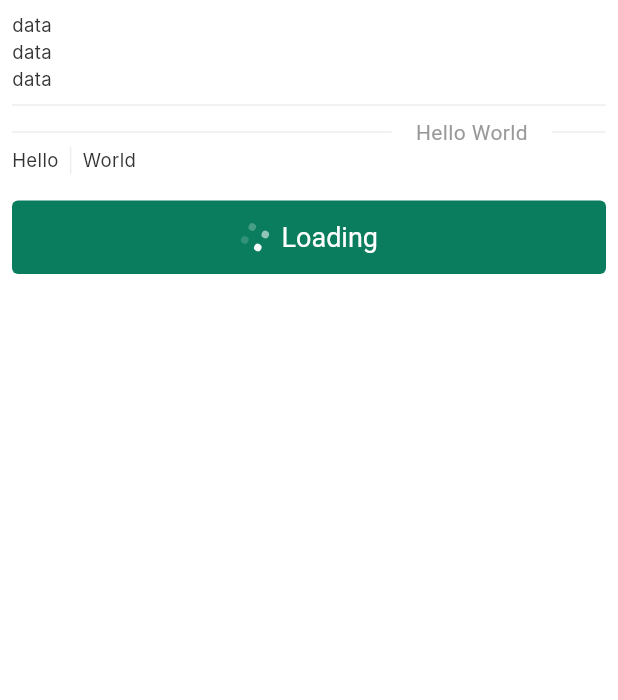
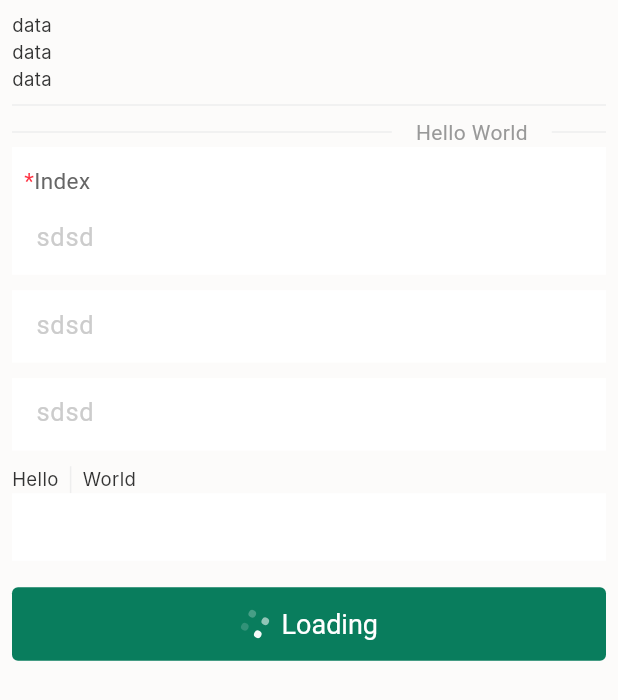
Before and after one commit to ishafiul/flutter_with_graphql, a Flutter app: the HomePage screen opened by its route, on a phone screen of 412 x 824 dp. Shown: the top 700 px of the screen. Run offline on Flutter 3.47's test engine with Material 3 defaults, Android fonts, the phone set to English and light mode, and no system bars; our stand-ins replace bloc, dio, flutter_bloc, flutter_hooks, flutter_screenutil, freezed_annotation and 12 more; accounts and stored records are empty; generated files the repository leaves out were written again; Roboto replaces fonts that are missing (Arial, Inter, SimSun).

```diff
--- a/task_craft/lib/core/widgets/input.dart
+++ b/task_craft/lib/core/widgets/input.dart
@@ -4,7 +4,7 @@ import 'package:task_craft/core/config/custom_icons_icons.dart';
 class TextInputField extends StatefulWidget {
   const TextInputField({
     super.key,
-    required this.controller,
+    this.controller,
     this.placeholder,
     this.validator,
     this.disabled = true,
@@ -19,7 +19,7 @@ class TextInputField extends StatefulWidget {
   });
 
   final String? Function(String? value)? validator;
-  final TextEditingController controller;
+  final TextEditingController? controller;
   final String? placeholder;
   final String? initialValue;
   final bool disabled;
--- a/task_craft/lib/core/widgets/scaffold_bottom_sheet.dart
+++ b/task_craft/lib/core/widgets/scaffold_bottom_sheet.dart
@@ -159,7 +159,7 @@ class _StickyScaffoldBottomSheetState extends State<StickyScaffoldBottomSheet> {
               child: ListView(
                 controller: scrollController,
                 children: widget.minimizeWidgets ?? const [SizedBox()],
-              )
+              ),
             );
           }
           return Container(
@@ -169,7 +169,7 @@ class _StickyScaffoldBottomSheetState extends State<StickyScaffoldBottomSheet> {
             child: ListView(
               controller: scrollController,
               children: widget.maximizeWidgets ?? const [SizedBox()],
-              )
+            ),
           );
         },
       ),
--- a/task_craft/lib/module/home/presentation/home_page.dart
+++ b/task_craft/lib/module/home/presentation/home_page.dart
@@ -1,62 +1,110 @@
 import 'package:flutter/material.dart';
+import 'package:flutter_hooks/flutter_hooks.dart';
 import 'package:flutter_screenutil/flutter_screenutil.dart';
+import 'package:task_craft/core/widgets/bottom_sheet/scrollable_bottom_sheet.dart';
 import 'package:task_craft/core/widgets/button/button.dart';
 import 'package:task_craft/core/widgets/button/enums.dart';
 import 'package:task_craft/core/widgets/devider/divider.dart';
 import 'package:task_craft/core/widgets/devider/divider_base.dart';
 import 'package:task_craft/core/widgets/devider/text_divider.dart';
+import 'package:task_craft/core/widgets/input.dart';
 import 'package:task_craft/core/widgets/spinner/fade_dots.dart';
 
-class HomePage extends StatelessWidget {
+final _formKey = GlobalKey<FormState>();
+
+class HomePage extends HookWidget {
   const HomePage({super.key});
 
   @override
   Widget build(BuildContext context) {
+    final controller = useTextEditingController();
     return Scaffold(
-      backgroundColor: Colors.white,
+      backgroundColor: const Color(0xfffcfbfa),
       body: Padding(
         padding: const EdgeInsets.all(8.0),
+        child: Form(
+          key: _formKey,
           child: ListView(
             children: [
-            Text("data"),
-            Text("data"),
-            Text("data"),
+              const Text("data"),
+              const Text("data"),
+              const Text("data"),
               BaseDivider(axis: Axis.horizontal),
               CDivider.text(
                 text: "Hello World",
                 position: TextDividerPosition.right,
               ),
+              TextInputField(
+                controller: controller,
+                placeholder: "sdsd",
+                disabled: false,
+                isRequired: true,
+                labelText: "Index",
+                validator: (value) {
+                  if (value!.isEmpty) {
+                    return 'Please enter some text';
+                  }
+                  if (value != "ishaf") {
+                    return 'Please enter some text';
+                  }
+                  return null;
+                },
+                onChanged: (value) {
+                  _formKey.currentState!.validate();
+                },
+              ),
+              12.verticalSpace,
+              TextInputField(
+                controller: controller,
+                placeholder: "sdsd",
+                disabled: false,
+              ),
+              12.verticalSpace,
+              TextInputField(
+                controller: controller,
+                placeholder: "sdsd",
+                disabled: false,
+              ),
+              12.verticalSpace,
               IntrinsicHeight(
                 child: Row(
                   children: <Widget>[
-                  Text('Hello'),
+                    const Text('Hello'),
                     BaseDivider(axis: Axis.vertical),
-                  Text('World'),
+                    const Text('World'),
                   ],
                 ),
               ),
+              const TextField(),
               20.verticalSpace,
               Button.primary(
                 fill: ButtonFill.solid,
                 shape: ButtonShape.base,
                 buttonSize: ButtonSize.large,
                 isBlock: true,
-              onPressed: () {},
+                onPressed: () {
+                  showBottomSheet(
+                    context: context,
+                    builder: (context) =>
+                        const ScrollableBottomSheet(child: Text("data")),
+                  );
+                },
                 child: Row(
                   mainAxisSize: MainAxisSize.min,
                   children: [
-                  FadingFourSpinner(
+                    const FadingFourSpinner(
                       color: Colors.white,
                       size: 20,
                     ),
                     8.horizontalSpace,
-                  Text("Loading")
+                    const Text("Loading"),
                   ],
                 ),
               ),
             ],
           ),
         ),
+      ),
     );
   }
 }
--- a/task_craft/pubspec.yaml
+++ b/task_craft/pubspec.yaml
@@ -35,6 +35,7 @@ dependencies:
   google_maps_flutter: ^2.5.3
   vibration: ^1.8.4
   graphql: ^5.2.0-beta.7
+  pinput: ^4.0.0
 
 
 
```
Also changed, not shown: task_craft/lib/core/utils/funtions.dart (line endings or trailing spaces), task_craft/lib/core/utils/gradiant_border.dart (line endings or trailing spaces), 5 other files. Lines whose indentation alone changed are shown as unchanged.
